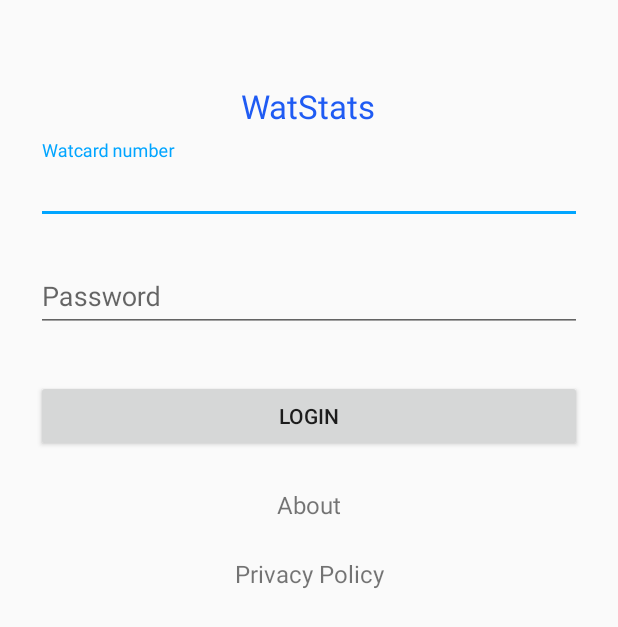
After one commit to KevinLu/WatStats, an Android app: the layout activity_login.xml on its own in the app's theme, with its tools: preview values and no code run, on a phone screen of 412 x 824 dp. The commit adds this screen. Shown: the top 627 px of the screen. Run offline under Robolectric (Android 15) with nearby library versions, the phone set to English and light mode, and no system bars.

Commit message:
Add login screen template

```diff
--- /dev/null
+++ b/app/src/main/res/layout/activity_login.xml
@@ -0,0 +1,89 @@
+<?xml version="1.0" encoding="utf-8"?>
+<ScrollView xmlns:android="http://schemas.android.com/apk/res/android"
+    android:layout_width="fill_parent"
+    android:layout_height="fill_parent"
+    android:fitsSystemWindows="true">
+
+    <LinearLayout
+        android:orientation="vertical"
+        android:layout_width="match_parent"
+        android:layout_height="match_parent"
+        android:paddingTop="56dp"
+        android:paddingLeft="24dp"
+        android:paddingRight="24dp">
+
+        <WebView
+            android:id="@+id/webview_test"
+            android:layout_width="wrap_content"
+            android:layout_height="wrap_content"
+            android:visibility="gone">
+        </WebView>
+
+        <TextView
+            android:layout_width="wrap_content"
+            android:layout_height="wrap_content"
+            android:text="@string/app_name"
+            android:layout_gravity="center"
+            android:textColor="@color/colorPrimary"
+            android:textSize="@dimen/headerTextSize"
+            />
+
+        <!--<ImageView android:src="@drawable/logo"-->
+            <!--android:layout_width="wrap_content"-->
+            <!--android:layout_height="72dp"-->
+            <!--android:layout_marginBottom="24dp"-->
+            <!--android:layout_gravity="center_horizontal" />-->
+
+        <!-- Watcard Label -->
+        <com.google.android.material.textfield.TextInputLayout
+            android:layout_width="match_parent"
+            android:layout_height="wrap_content"
+            android:layout_marginTop="8dp"
+            android:layout_marginBottom="8dp">
+            <EditText android:id="@+id/input_watcard"
+                android:layout_width="match_parent"
+                android:layout_height="wrap_content"
+                android:inputType="textEmailAddress"
+                android:hint="Watcard number" />
+        </com.google.android.material.textfield.TextInputLayout>
+
+        <!-- Password Label -->
+        <com.google.android.material.textfield.TextInputLayout
+            android:layout_width="match_parent"
+            android:layout_height="wrap_content"
+            android:layout_marginTop="8dp"
+            android:layout_marginBottom="8dp">
+            <EditText android:id="@+id/input_password"
+                android:layout_width="match_parent"
+                android:layout_height="wrap_content"
+                android:inputType="textPassword"
+                android:hint="Password"/>
+        </com.google.android.material.textfield.TextInputLayout>
+
+        <androidx.appcompat.widget.AppCompatButton
+            android:id="@+id/btn_login"
+            android:layout_width="fill_parent"
+            android:layout_height="wrap_content"
+            android:layout_marginTop="24dp"
+            android:layout_marginBottom="24dp"
+            android:padding="12dp"
+            android:text="Login"/>
+
+        <TextView android:id="@+id/about"
+            android:layout_width="fill_parent"
+            android:layout_height="wrap_content"
+            android:layout_marginBottom="24dp"
+            android:text="About"
+            android:gravity="center"
+            android:textSize="16dip"/>
+
+        <TextView android:id="@+id/privacy_policy"
+            android:layout_width="fill_parent"
+            android:layout_height="wrap_content"
+            android:layout_marginBottom="24dp"
+            android:text="Privacy Policy"
+            android:gravity="center"
+            android:textSize="16dip"/>
+
+    </LinearLayout>
+</ScrollView>
--- a/app/src/main/res/values/colors.xml
+++ b/app/src/main/res/values/colors.xml
@@ -1,6 +1,26 @@
 <?xml version="1.0" encoding="utf-8"?>
 <resources>
-    <color name="colorPrimary">#008577</color>
-    <color name="colorPrimaryDark">#00574B</color>
-    <color name="colorAccent">#D81B60</color>
+    <color name="colorPrimary">#1F5BF3</color>
+    <color name="colorPrimaryDark">#0947E8</color>
+    <color name="colorPrimaryDarker">#062888</color>
+    <color name="colorAccent">#00A5FF</color>
+
+    <!--colors for modern ui-->
+    <color name="whiteTextColor">#fff</color>
+    <color name="primaryTextColor">#00a5ff</color>
+    <color name="loginBkColor">#f0f0f0</color>
+
+    <!--colors for card-->
+    <color name="whiteCardColor">#fff</color>
+
+    <!--shades of grey-->
+    <color name="black">#000000</color>
+    <color name="jet">#222222</color>
+    <color name="oil">#333333</color>
+    <color name="monsoon">#777777</color>
+    <color name="jumbo">#888888</color>
+    <color name="aluminum">#999999</color>
+    <color name="base">#AAAAAA</color>
+    <color name="iron">#CCCCCC</color>
+    <color name="white">#FFFFFF</color>
 </resources>
```
Also changed, not shown: app/build.gradle (+14 -0 lines), app/src/main/AndroidManifest.xml (+4 -3 lines), app/src/main/java/com/kevinlu/watstats/LoginActivity.java (added, +120 -0 lines), app/src/main/res/values/dimens.xml (added, +8 -0 lines), app/src/main/res/values/styles.xml (+23 -1 lines).
